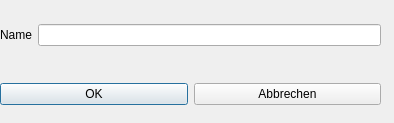
The window that dialog_projekte.ui (15831944/CBrain) describes before a commit, drawn with Qt 5.
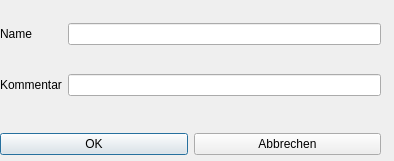
The same window after the commit.

Diff of the .ui file:
```diff
--- a/dialog_projekte.ui
+++ b/dialog_projekte.ui
@@ -7,7 +7,7 @@
     <x>0</x>
     <y>0</y>
     <width>394</width>
-    <height>123</height>
+    <height>161</height>
    </rect>
   </property>
   <property name="windowTitle">
@@ -20,7 +20,7 @@
    <property name="geometry">
     <rect>
      <x>0</x>
-     <y>80</y>
+     <y>130</y>
      <width>381</width>
      <height>29</height>
     </rect>
@@ -48,13 +48,10 @@
      <x>0</x>
      <y>0</y>
      <width>381</width>
-     <height>71</height>
+     <height>121</height>
     </rect>
    </property>
    <layout class="QGridLayout" name="gridLayout_2">
-    <item row="0" column="1">
-     <widget class="QLineEdit" name="lineEdit_name"/>
-    </item>
     <item row="0" column="0">
      <widget class="QLabel" name="label_4">
       <property name="text">
@@ -62,6 +59,19 @@
       </property>
      </widget>
     </item>
+    <item row="0" column="1">
+     <widget class="QLineEdit" name="lineEdit_name"/>
+    </item>
+    <item row="1" column="1">
+     <widget class="QLineEdit" name="lineEdit_komment"/>
+    </item>
+    <item row="1" column="0">
+     <widget class="QLabel" name="label_komment">
+      <property name="text">
+       <string>Kommentar</string>
+      </property>
+     </widget>
+    </item>
    </layout>
   </widget>
  </widget>
```
Left out of the diff: 1 changed line with no effect on the pictures.
